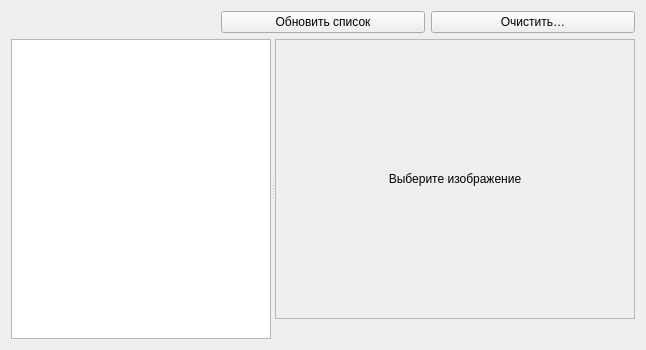
First picture: the form in src/copyphoto/gui/directory_widget.ui, repository LeonidBolshakov/CopyPhoto, before the edit.
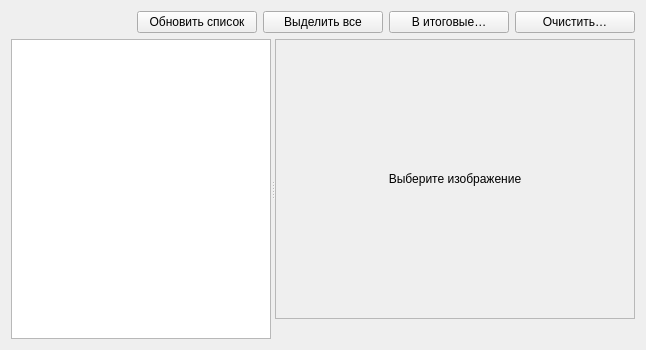
Second picture: the form after the edit. Custom widgets are drawn as their Qt base class.

What changed in the file:
```diff
--- a/src/copyphoto/gui/directory_widget.ui
+++ b/src/copyphoto/gui/directory_widget.ui
@@ -22,6 +22,26 @@
        </property>
       </widget>
      </item>
+    <item>
+     <widget class="QPushButton" name="selectAllButton">
+      <property name="visible">
+       <bool>false</bool>
+      </property>
+      <property name="text">
+       <string>Выделить все</string>
+      </property>
+     </widget>
+    </item>
+    <item>
+     <widget class="QPushButton" name="moveToFinalButton">
+      <property name="visible">
+       <bool>false</bool>
+      </property>
+      <property name="text">
+       <string>В итоговые…</string>
+      </property>
+     </widget>
+    </item>
      <item>
       <widget class="QPushButton" name="clearButton">
        <property name="text">
```
Lines whose indentation alone changed are shown as unchanged.
